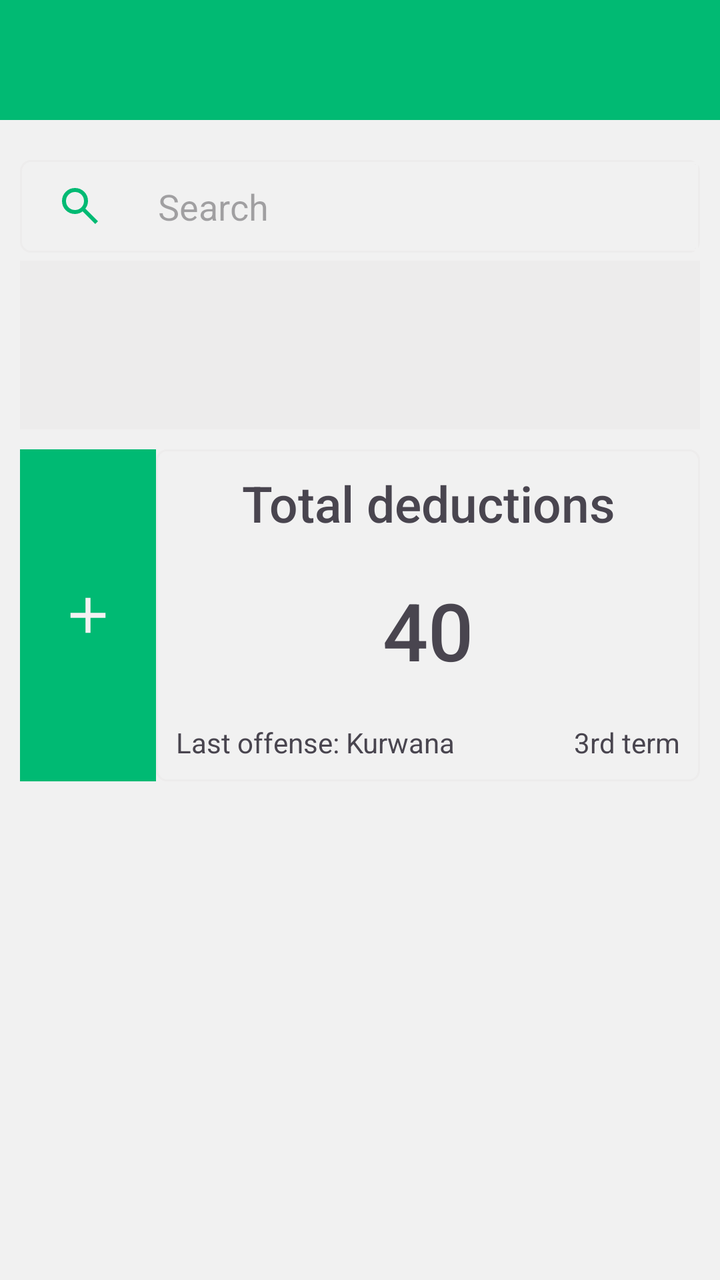
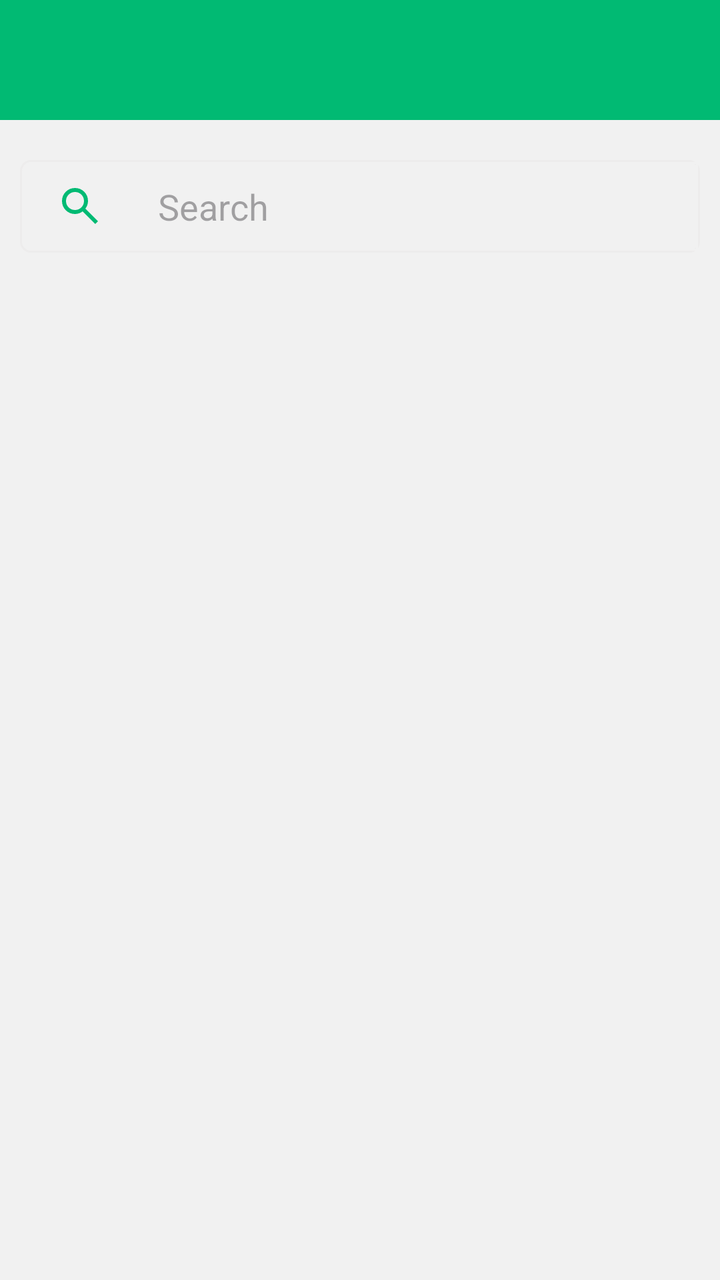

The first picture is an Android layout as it rendered before a commit; the second is the same layout after the commit. The layout source and the unified diff follow.
<!-- AndroidManifest.xml: activity theme Theme.InspectorAppUpdate -->
<!-- res/layout/fragment_search_student.xml -->
<?xml version="1.0" encoding="utf-8"?>
<RelativeLayout xmlns:android="http://schemas.android.com/apk/res/android"
    xmlns:tools="http://schemas.android.com/tools"
    android:layout_width="match_parent"
    android:layout_height="match_parent"
    tools:context=".ui.fragment.student.SearchStudentFragment"
    android:background="@color/main_background_color">

    <RelativeLayout
        android:id="@+id/rl_header_title"
        android:layout_width="match_parent"
        android:layout_height="60dp"
        android:background="@color/main_green_color"
        android:layout_alignParentTop="true"
        android:padding="@dimen/ten">

        <LinearLayout
            android:id="@+id/ll_from_transaction"
            android:layout_width="wrap_content"
            android:layout_height="wrap_content"
            android:orientation="horizontal"
            android:layout_centerVertical="true"
            android:gravity="center_vertical">

            <TextView
                android:id="@+id/tv_search_student_header"
                android:layout_width="wrap_content"
                android:layout_height="wrap_content"
                android:textColor="@color/white"
                android:fontFamily="sans-serif-medium"
                android:textSize="@dimen/fifteen"
                android:gravity="center_vertical"/>
        </LinearLayout>
    </RelativeLayout>

    <RelativeLayout
        android:layout_width="match_parent"
        android:layout_height="wrap_content"
        android:layout_below="@id/rl_header_title"
        android:padding="10dp"
        android:layout_marginTop="10dp">

        <RelativeLayout
            android:id="@+id/rl_search_student"
            android:layout_width="match_parent"
            android:layout_height="wrap_content">

            <LinearLayout
                android:layout_width="match_parent"
                android:layout_height="wrap_content"
                android:orientation="horizontal"
                android:background="@drawable/search_parent_style"
                android:weightSum="7"
                android:padding="1sp">

                <ImageView
                    android:id="@+id/imv_search"
                    android:layout_width="wrap_content"
                    android:layout_height="wrap_content"
                    android:src="@drawable/outline_search_24"
                    android:layout_gravity="center_vertical"
                    android:layout_weight="1"/>

                <EditText
                    android:id="@+id/et_search_student"
                    android:layout_width="wrap_content"
                    android:layout_height="wrap_content"
                    android:hint="@string/search"
                    android:layout_weight="6"
                    android:background="@drawable/search_edittext_style"/>

            </LinearLayout>


        </RelativeLayout>

        <RelativeLayout
            android:id="@+id/rl_student_details"
            android:layout_width="match_parent"
            android:layout_height="wrap_content"
            android:layout_marginTop="4sp"
            android:layout_below="@id/rl_search_student"
            android:padding="10dp"
            android:background="@color/main_gray_color">

            <TextView
                android:id="@+id/tv_student_name"
                android:layout_width="wrap_content"
                android:layout_height="wrap_content"
                android:layout_alignParentTop="true"
                android:textSize="30sp"
                android:fontFamily="sans-serif-black"/>

            <TextView
                android:id="@+id/tv_student_reg_number"
                android:layout_width="wrap_content"
                android:layout_height="wrap_content"
                android:layout_below="@id/tv_student_name"
                android:layout_marginTop="5sp" />

        </RelativeLayout>

        <LinearLayout
            android:layout_width="match_parent"
            android:layout_height="wrap_content"
            android:layout_below="@+id/rl_student_details"
            android:layout_marginTop="10dp"
            android:orientation="horizontal"
            android:weightSum="5">

            <RelativeLayout
                android:id="@+id/rl_deduction_title"
                android:layout_width="match_parent"
                android:layout_height="match_parent"
                android:background="@color/mainGreen"
                android:layout_weight="4">
                <ImageView
                    android:id="@+id/img_add_deduction"
                    android:layout_width="30dp"
                    android:layout_height="30dp"
                    android:layout_centerInParent="true"
                    android:src="@drawable/outline_add_24" />
            </RelativeLayout>

            <RelativeLayout
                android:layout_width="match_parent"
                android:layout_height="wrap_content"
                android:layout_weight="1"
                android:background="@drawable/search_parent_style"
                android:padding="10sp">
                <TextView
                    android:id="@+id/tv_total_deduction_title"
                    android:layout_width="match_parent"
                    android:layout_height="wrap_content"
                    android:text="Total deductions"
                    android:textAlignment="center"
                    android:textSize="25sp"
                    android:fontFamily="sans-serif-medium"
                    android:layout_alignParentTop="true"/>

                <TextView
                    android:id="@+id/tv_total_deduction_value"
                    android:layout_width="match_parent"
                    android:layout_height="wrap_content"
                    android:text="40"
                    android:layout_below="@id/tv_total_deduction_title"
                    android:layout_marginTop="20sp"
                    android:textAlignment="center"
                    android:textSize="40sp"
                    android:fontFamily="sans-serif-medium"
                    android:layout_marginBottom="20sp"/>

                <RelativeLayout
                    android:layout_width="match_parent"
                    android:layout_height="wrap_content"
                    android:layout_below="@id/tv_total_deduction_value">

                    <TextView
                        android:id="@+id/tv_last_offense"
                        android:layout_width="wrap_content"
                        android:layout_height="wrap_content"
                        android:layout_alignParentLeft="true"
                        android:text="Last offense: Kurwana"/>

                    <TextView
                        android:id="@+id/tv_offense_term"
                        android:layout_width="wrap_content"
                        android:layout_height="wrap_content"
                        android:layout_alignParentEnd="true"
                        android:text="3rd term"/>

                </RelativeLayout>

            </RelativeLayout>

        </LinearLayout>

    </RelativeLayout>




</RelativeLayout>
<!-- resources referenced by this layout -->
<resources>
  <color name="mainGreen">#00ba73</color>
  <color name="main_background_color">#f1f1f1</color>
  <color name="main_gray_color">#EDECEC</color>
  <color name="main_green_color">#01ba73</color>
  <color name="white">#FFFFFFFF</color>
  <dimen name="fifteen">15sp</dimen>
  <dimen name="ten">10dp</dimen>
  <!-- drawable outline_add_24 (drawable) -->
  <vector xmlns:android="http://schemas.android.com/apk/res/android" android:height="24dp" android:tint="#F3F2F2" android:viewportHeight="960" android:viewportWidth="960" android:width="24dp">
        
      <path android:fillColor="@android:color/white" android:pathData="M440,520L200,520L200,440L440,440L440,200L520,200L520,440L760,440L760,520L520,520L520,760L440,760L440,520Z"/>
      
  </vector>
  <!-- drawable outline_search_24 (drawable) -->
  <vector xmlns:android="http://schemas.android.com/apk/res/android" android:height="24dp" android:tint="#01BA73" android:viewportHeight="960" android:viewportWidth="960" android:width="24dp">
        
      <path android:fillColor="@android:color/white" android:pathData="M784,840L532,588Q502,612 463,626Q424,640 380,640Q271,640 195.5,564.5Q120,489 120,380Q120,271 195.5,195.5Q271,120 380,120Q489,120 564.5,195.5Q640,271 640,380Q640,424 626,463Q612,502 588,532L840,784L784,840ZM380,560Q455,560 507.5,507.5Q560,455 560,380Q560,305 507.5,252.5Q455,200 380,200Q305,200 252.5,252.5Q200,305 200,380Q200,455 252.5,507.5Q305,560 380,560Z"/>
      
  </vector>
  <!-- drawable search_edittext_style (drawable) -->
  <?xml version="1.0" encoding="utf-8"?>
  <shape xmlns:android="http://schemas.android.com/apk/res/android">
      <stroke
          android:color="@color/main_background_color"
          android:width="1sp" />
      <padding
          android:bottom="10sp"
          android:left="10sp"
          android:right="10sp"
          android:top="10sp"/>
  </shape>
  <!-- drawable search_parent_style (drawable) -->
  <?xml version="1.0" encoding="utf-8"?>
  <shape xmlns:android="http://schemas.android.com/apk/res/android">
      <stroke
          android:color="@color/main_gray_color"
          android:width="1dp"/>
      <corners
          android:radius="5dp" />
  </shape>
  <string name="search">Search</string>
  <style name="Theme.InspectorAppUpdate" parent="android:Theme.Material.Light.NoActionBar" />
</resources>

<!-- the commit's change to res/layout/fragment_search_student.xml (unified diff, before → after) -->
@@ -81,7 +81,7 @@
             android:layout_marginTop="4sp"
             android:layout_below="@id/rl_search_student"
             android:padding="10dp"
-            android:background="@color/main_gray_color">
+            android:background="@color/main_background_color">
 
             <TextView
                 android:id="@+id/tv_student_name"
@@ -101,12 +101,14 @@
         </RelativeLayout>
 
         <LinearLayout
+            android:id="@+id/rl_deductions_parent"
             android:layout_width="match_parent"
             android:layout_height="wrap_content"
             android:layout_below="@+id/rl_student_details"
             android:layout_marginTop="10dp"
             android:orientation="horizontal"
-            android:weightSum="5">
+            android:weightSum="5"
+            android:visibility="gone">
 
             <RelativeLayout
                 android:id="@+id/rl_deduction_title"
@@ -126,8 +128,9 @@
                 android:layout_width="match_parent"
                 android:layout_height="wrap_content"
                 android:layout_weight="1"
-                android:background="@drawable/search_parent_style"
-                android:padding="10sp">
+                android:background="@drawable/deductions_background"
+                android:padding="10sp"
+                >
                 <TextView
                     android:id="@+id/tv_total_deduction_title"
                     android:layout_width="match_parent"
@@ -135,6 +138,7 @@
                     android:text="Total deductions"
                     android:textAlignment="center"
                     android:textSize="25sp"
+                    android:textColor="#013B56"
                     android:fontFamily="sans-serif-medium"
                     android:layout_alignParentTop="true"/>
 
@@ -142,7 +146,6 @@
                     android:id="@+id/tv_total_deduction_value"
                     android:layout_width="match_parent"
                     android:layout_height="wrap_content"
-                    android:text="40"
                     android:layout_below="@id/tv_total_deduction_title"
                     android:layout_marginTop="20sp"
                     android:textAlignment="center"
@@ -159,15 +162,15 @@
                         android:id="@+id/tv_last_offense"
                         android:layout_width="wrap_content"
                         android:layout_height="wrap_content"
-                        android:layout_alignParentLeft="true"
-                        android:text="Last offense: Kurwana"/>
+                        android:layout_alignParentStart="true"
+                        android:textColor="#026673"/>
 
                     <TextView
                         android:id="@+id/tv_offense_term"
                         android:layout_width="wrap_content"
                         android:layout_height="wrap_content"
-                        android:layout_alignParentEnd="true"
-                        android:text="3rd term"/>
+                        android:textColor="#026673"
+                        android:layout_alignParentEnd="true" />
 
                 </RelativeLayout>
 
<!-- resource entries referenced after the edit -->
@@ -7,6 +7,13 @@
   <color name="white">#FFFFFFFF</color>
   <dimen name="fifteen">15sp</dimen>
   <dimen name="ten">10dp</dimen>
+  <!-- drawable deductions_background (drawable) -->
+  <?xml version="1.0" encoding="utf-8"?>
+  <shape xmlns:android="http://schemas.android.com/apk/res/android">
+      <stroke
+          android:color="@color/mainGreen"
+          android:width="1sp"/>
+  </shape>
   <!-- drawable outline_add_24 (drawable) -->
   <vector xmlns:android="http://schemas.android.com/apk/res/android" android:height="24dp" android:tint="#F3F2F2" android:viewportHeight="960" android:viewportWidth="960" android:width="24dp">
         
